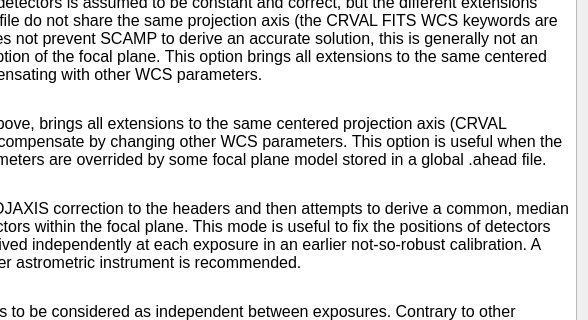
Above: src/readmes/scampreadme.ui from schirmermischa/THELI before the change; both pictures show x 206 to 794 and y 206 to 526 of the 794 by 895 pixel window. Below: the same form after it.
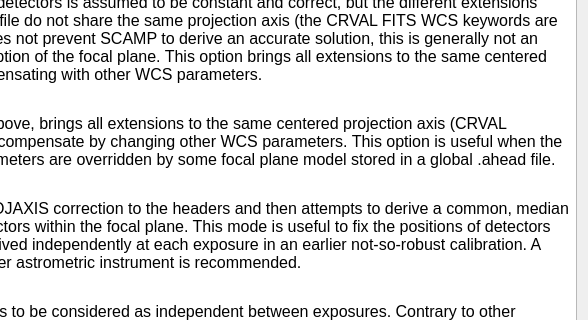
That is the form after the change.

Commit message: Debianization. Removed debugging commands. Bugfixes in the color picture module.

```diff
--- a/src/readmes/scampreadme.ui
+++ b/src/readmes/scampreadme.ui
@@ -48,7 +48,7 @@
 &lt;p style=&quot; margin-top:12px; margin-bottom:12px; margin-left:0px; margin-right:0px; -qt-block-indent:0; text-indent:0px;&quot;&gt;&lt;span style=&quot; font-size:12pt;&quot;&gt;SCAMP can manipulate mosaics in a number of ways to perform the matching of sources on the sky, and the astrometric calibration itself. &lt;/span&gt;&lt;span style=&quot; font-size:12pt; font-weight:600;&quot;&gt;For single-chip cameras only the UNCHANGED mode makes sense!&lt;/span&gt;&lt;/p&gt;
 &lt;p style=&quot; margin-top:12px; margin-bottom:12px; margin-left:0px; margin-right:0px; -qt-block-indent:0; text-indent:0px;&quot;&gt;&lt;span style=&quot; font-size:12pt; font-weight:600; color:#00007f;&quot;&gt;UNCHANGED&lt;/span&gt;&lt;span style=&quot; font-size:12pt;&quot;&gt;:&lt;br /&gt;The relative positioning of detectors on the focal plane, as recorded in the WCS keywords of the FITS headers, is assumed to be correct and constant from exposure to exposure. Matching with the reference catalogue will be done for all the detectors at once.&lt;/span&gt;&lt;/p&gt;
 &lt;p style=&quot; margin-top:12px; margin-bottom:12px; margin-left:0px; margin-right:0px; -qt-block-indent:0; text-indent:0px;&quot;&gt;&lt;span style=&quot; font-size:12pt; font-weight:600; color:#00007f;&quot;&gt;SHARE PROJAXIS&lt;/span&gt;&lt;span style=&quot; font-size:12pt;&quot;&gt;: &lt;br /&gt;The relative positioning of detectors is assumed to be constant and correct, but the different extensions within the same catalogue file do not share the same projection axis (the CRVAL FITS WCS keywords are different): although this does not prevent SCAMP to derive an accurate solution, this is generally not an efficient astrometric description of the focal plane. This option brings all extensions to the same centered projection axis while compensating with other WCS parameters.&lt;/span&gt;&lt;/p&gt;
-&lt;p style=&quot; margin-top:12px; margin-bottom:12px; margin-left:0px; margin-right:0px; -qt-block-indent:0; text-indent:0px;&quot;&gt;&lt;span style=&quot; font-size:12pt; font-weight:600; color:#00007f;&quot;&gt;SAME CRVAL&lt;/span&gt;&lt;span style=&quot; font-size:12pt;&quot;&gt;: &lt;br /&gt;Like SHARE PROJAXIS above, brings all extensions to the same centered projection axis (CRVAL parameters), but does not compensate by changing other WCS parameters. This option is useful when the CRPIX and CD WCS parameters are overrided by some focal plane model stored in a global .ahead file.&lt;/span&gt;&lt;/p&gt;
+&lt;p style=&quot; margin-top:12px; margin-bottom:12px; margin-left:0px; margin-right:0px; -qt-block-indent:0; text-indent:0px;&quot;&gt;&lt;span style=&quot; font-size:12pt; font-weight:600; color:#00007f;&quot;&gt;SAME CRVAL&lt;/span&gt;&lt;span style=&quot; font-size:12pt;&quot;&gt;: &lt;br /&gt;Like SHARE PROJAXIS above, brings all extensions to the same centered projection axis (CRVAL parameters), but does not compensate by changing other WCS parameters. This option is useful when the CRPIX and CD WCS parameters are overridden by some focal plane model stored in a global .ahead file.&lt;/span&gt;&lt;/p&gt;
 &lt;p style=&quot; margin-top:12px; margin-bottom:12px; margin-left:0px; margin-right:0px; -qt-block-indent:0; text-indent:0px;&quot;&gt;&lt;span style=&quot; font-size:12pt; font-weight:600; color:#00007f;&quot;&gt;FIX FOCALPLANE&lt;/span&gt;&lt;span style=&quot; font-size:12pt;&quot;&gt;: &lt;br /&gt;Applies first a SHARE PROJAXIS correction to the headers and then attempts to derive a common, median relative positioning of detectors within the focal plane. This mode is useful to fix the positions of detectors when these have been derived independently at each exposure in an earlier not-so-robust calibration. A minimum of 5 exposures per astrometric instrument is recommended.&lt;/span&gt;&lt;/p&gt;
 &lt;p style=&quot; margin-top:12px; margin-bottom:12px; margin-left:0px; margin-right:0px; -qt-block-indent:0; text-indent:0px;&quot;&gt;&lt;span style=&quot; font-size:12pt; font-weight:600; color:#00007f;&quot;&gt;LOOSE&lt;/span&gt;&lt;span style=&quot; font-size:12pt;&quot;&gt;: &lt;br /&gt;Makes all detector positions to be considered as independent between exposures. Contrary to other modes, matching with the reference catalogue will be conducted separately for each extension. The LOOSE mode is generally used for totally uncalibrated mosaics in a first SCAMP pass before doing a FIX FOCALPLANE.&lt;/span&gt;&lt;/p&gt;&lt;/body&gt;&lt;/html&gt;</string>
      </property>
```
The commit also changes 9 other files.
